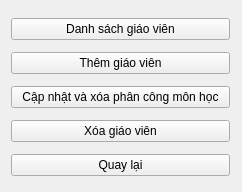
longpham6595/kvmanagement, file TranslateUiPyPackage/ui_ip/M2_qlgv.ui: the form before one commit.
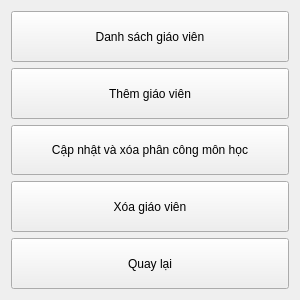
The form after the commit.

```diff
--- a/TranslateUiPyPackage/ui_ip/M2_qlgv.ui
+++ b/TranslateUiPyPackage/ui_ip/M2_qlgv.ui
@@ -6,25 +6,34 @@
    <rect>
     <x>0</x>
     <y>0</y>
-    <width>242</width>
-    <height>192</height>
+    <width>300</width>
+    <height>300</height>
    </rect>
   </property>
+  <property name="sizePolicy">
+   <sizepolicy hsizetype="Expanding" vsizetype="Expanding">
+    <horstretch>0</horstretch>
+    <verstretch>0</verstretch>
+   </sizepolicy>
+  </property>
+  <property name="maximumSize">
+   <size>
+    <width>500</width>
+    <height>400</height>
+   </size>
+  </property>
   <property name="windowTitle">
    <string>Form</string>
   </property>
-  <widget class="QWidget" name="layoutWidget">
-   <property name="geometry">
-    <rect>
-     <x>11</x>
-     <y>12</y>
-     <width>219</width>
-     <height>170</height>
-    </rect>
-   </property>
    <layout class="QVBoxLayout" name="verticalLayout">
     <item>
      <widget class="QPushButton" name="dsgv">
+     <property name="sizePolicy">
+      <sizepolicy hsizetype="Expanding" vsizetype="Expanding">
+       <horstretch>0</horstretch>
+       <verstretch>0</verstretch>
+      </sizepolicy>
+     </property>
       <property name="text">
        <string>Danh sách giáo viên</string>
       </property>
@@ -32,6 +41,12 @@
     </item>
     <item>
      <widget class="QPushButton" name="themgiaovien">
+     <property name="sizePolicy">
+      <sizepolicy hsizetype="Expanding" vsizetype="Expanding">
+       <horstretch>0</horstretch>
+       <verstretch>0</verstretch>
+      </sizepolicy>
+     </property>
       <property name="text">
        <string>Thêm giáo viên</string>
       </property>
@@ -39,6 +54,12 @@
     </item>
     <item>
      <widget class="QPushButton" name="cnpcmn">
+     <property name="sizePolicy">
+      <sizepolicy hsizetype="Expanding" vsizetype="Expanding">
+       <horstretch>0</horstretch>
+       <verstretch>0</verstretch>
+      </sizepolicy>
+     </property>
       <property name="text">
        <string>Cập nhật và xóa phân công môn học</string>
       </property>
@@ -46,6 +67,12 @@
     </item>
     <item>
      <widget class="QPushButton" name="xoagv">
+     <property name="sizePolicy">
+      <sizepolicy hsizetype="Expanding" vsizetype="Expanding">
+       <horstretch>0</horstretch>
+       <verstretch>0</verstretch>
+      </sizepolicy>
+     </property>
       <property name="text">
        <string>Xóa giáo viên</string>
       </property>
@@ -53,13 +80,18 @@
     </item>
     <item>
      <widget class="QPushButton" name="quaylai">
+     <property name="sizePolicy">
+      <sizepolicy hsizetype="Expanding" vsizetype="Expanding">
+       <horstretch>0</horstretch>
+       <verstretch>0</verstretch>
+      </sizepolicy>
+     </property>
       <property name="text">
        <string>Quay lại</string>
       </property>
      </widget>
     </item>
    </layout>
-  </widget>
  </widget>
  <resources/>
  <connections/>
```
Lines whose indentation alone changed are shown as unchanged.
